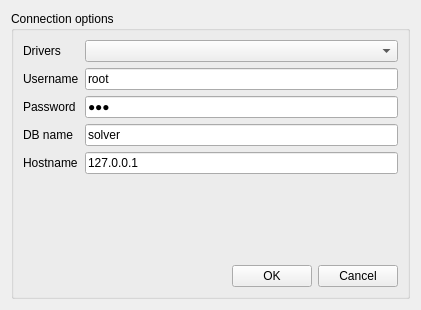
The window that connectionwindow.ui (idmit/solver) describes before a commit, drawn with Qt 5.
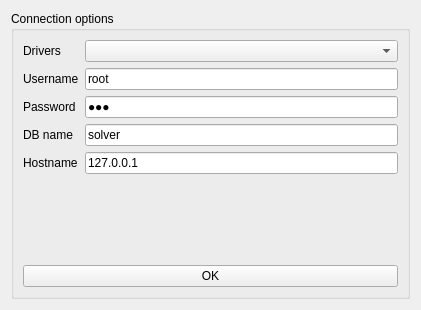
The same window after the commit.

Commit message:
removed cancel button
Usage is impossible without a connection.

What changed in the file:
```diff
--- a/connectionwindow.ui
+++ b/connectionwindow.ui
@@ -22,19 +22,6 @@
      <layout class="QGridLayout" name="gridLayout_3">
       <item row="2" column="1">
        <layout class="QHBoxLayout" name="horizontalLayout">
-        <item>
-         <spacer name="horizontalSpacer">
-          <property name="orientation">
-           <enum>Qt::Horizontal</enum>
-          </property>
-          <property name="sizeHint" stdset="0">
-           <size>
-            <width>40</width>
-            <height>20</height>
-           </size>
-          </property>
-         </spacer>
-        </item>
         <item>
          <widget class="QPushButton" name="okButton">
           <property name="text">
@@ -42,13 +29,6 @@
           </property>
          </widget>
         </item>
-        <item>
-         <widget class="QPushButton" name="cancelButton">
-          <property name="text">
-           <string>Cancel</string>
-          </property>
-         </widget>
-        </item>
        </layout>
       </item>
       <item row="0" column="1">
```
The commit also changes 2 other files.
